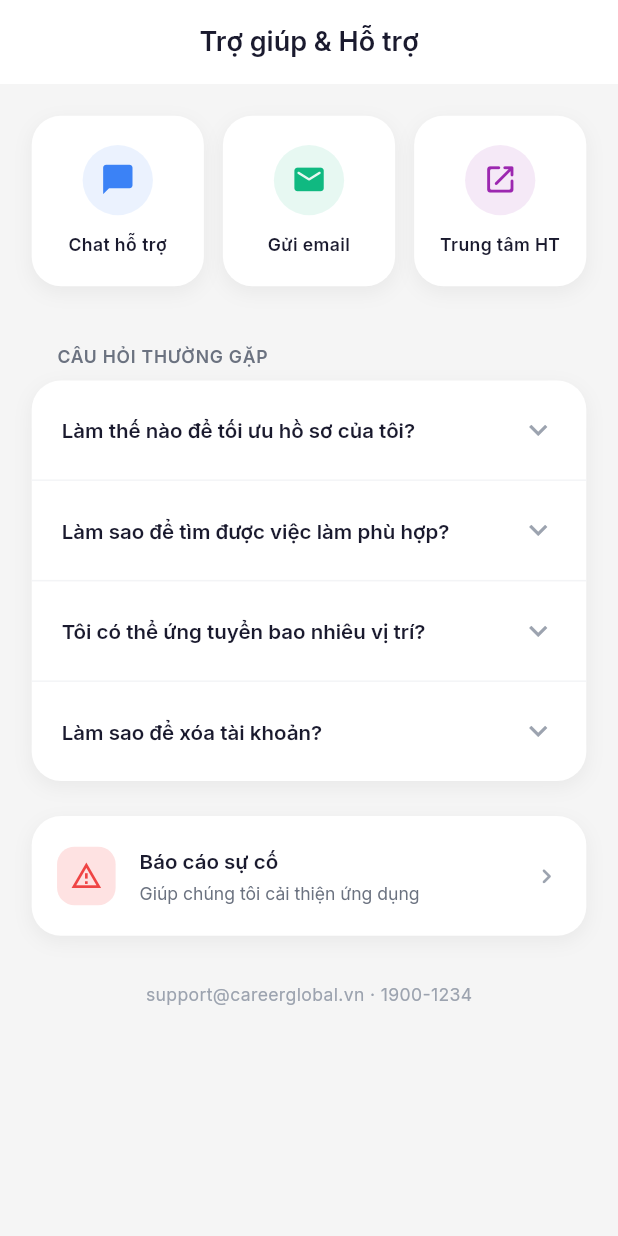
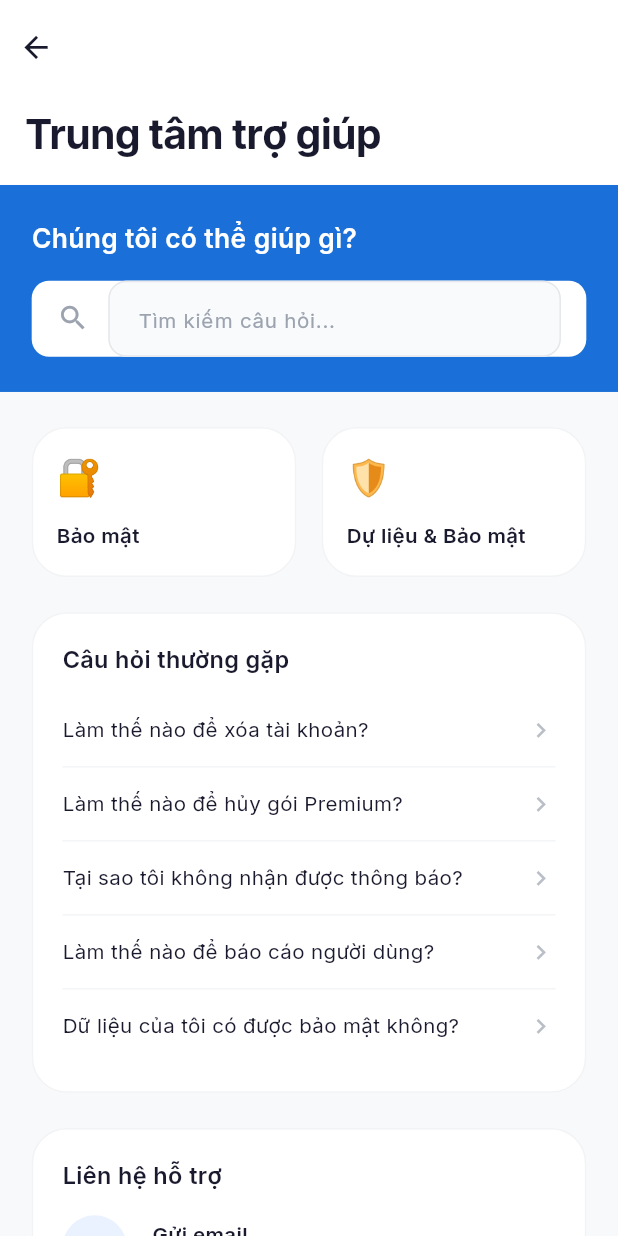
Before and after one commit to duc2251220120-hash/Tuog-tac-nguoi-may, a Flutter app: the HelpSupportScreen screen opened by its route, on a phone screen of 412 x 824 dp. Run offline on Flutter 3.47's test engine with Material 3 defaults, Android fonts, the phone set to English and light mode, and no system bars; our stand-ins replace fl_chart, flutter_screenutil, go_router, google_fonts, pin_code_fields, smooth_page_indicator.

Commit message:
UI: Redesign Help Support screen and fix edge-to-edge layout

```diff
--- a/lib/features/settings/presentation/screens/help_support_screen.dart
+++ b/lib/features/settings/presentation/screens/help_support_screen.dart
@@ -3,8 +3,7 @@ import 'package:flutter_screenutil/flutter_screenutil.dart';
 import '../../../../core/constants/app_colors.dart';
 import '../../../../core/constants/app_text_styles.dart';
 import '../../../../core/constants/app_dimensions.dart';
-import '../widgets/settings_card.dart';
-import '../widgets/settings_tile.dart';
+import 'data_security_screen.dart';
 
 class HelpSupportScreen extends StatelessWidget {
   const HelpSupportScreen({super.key});
@@ -12,94 +11,233 @@ class HelpSupportScreen extends StatelessWidget {
   @override
   Widget build(BuildContext context) {
     return Scaffold(
-      backgroundColor: AppColors.background,
-      appBar: AppBar(
-        title: const Text('Trợ giúp & Hỗ trợ'),
-        backgroundColor: AppColors.white,
-        elevation: 0,
-        foregroundColor: AppColors.textPrimary,
-      ),
-      body: ListView(
-        padding: EdgeInsets.all(AppDimensions.screenPaddingH),
+      backgroundColor: const Color(0xFFF8F9FA),
+      body: Column(
         children: [
-          Row(
-            children: [
-              _buildSupportAction(Icons.chat_bubble_rounded, 'Chat hỗ trợ', AppColors.info),
-              SizedBox(width: 12.w),
-              _buildSupportAction(Icons.email_rounded, 'Gửi email', AppColors.success),
-              SizedBox(width: 12.w),
-              _buildSupportAction(Icons.open_in_new_rounded, 'Trung tâm HT', Colors.purple),
-            ],
+          SafeArea(
+            bottom: false,
+            left: false,
+            right: false,
+            child: _buildCustomAppBar(context),
           ),
-          SizedBox(height: 24.h),
-          SettingsCard(
-            title: 'Câu hỏi thường gặp',
-            children: [
-              _buildFaqTile(context, 'Làm thế nào để tối ưu hồ sơ của tôi?', 'Chắc chắn rằng bạn đã điền đầy đủ các thông tin quan trọng như kinh nghiệm làm việc, học vấn và kỹ năng kỹ thuật. Thêm ảnh đại diện chuyên nghiệp cũng giúp hồ sơ của bạn nổi bật hơn.'),
-              const Divider(height: 1),
-              _buildFaqTile(context, 'Làm sao để tìm được việc làm phù hợp?', 'Sử dụng các bộ lọc như mức lương, địa điểm, và loại hình công việc trong trang Tìm kiếm. Bạn cũng có thể dùng tính năng AI Matching để nhận gọi ý việc làm.'),
-              const Divider(height: 1),
-              _buildFaqTile(context, 'Tôi có thể ứng tuyển bao nhiêu vị trí?', 'Career Global không giới hạn số lượng công việc bạn có thể ứng tuyển. Hãy nộp đơn vào những vị trí phù hợp nhất với mục tiêu nghề nghiệp của bạn.'),
-              const Divider(height: 1),
-              _buildFaqTile(context, 'Làm sao để xóa tài khoản?', 'Bạn có thể xóa tài khoản trong phần Cài đặt > Dữ liệu & Bảo mật > Xóa tài khoản. Lưu ý, hành động này không thể hoàn tác.'),
-            ],
-          ),
-          SizedBox(height: 24.h),
-          SettingsCard(
-            children: [
-              SettingsTile(
-                icon: Icons.report_problem_outlined,
-                iconColor: AppColors.error,
-                iconBgColor: AppColors.errorLight,
-                title: 'Báo cáo sự cố',
-                subtitle: 'Giúp chúng tôi cải thiện ứng dụng',
-                onTap: () {},
-              ),
-            ],
-          ),
-          SizedBox(height: 32.h),
-          Center(
-            child: Text(
-              'support@careerglobal.vn · 1900-1234',
-              style: AppTextStyles.caption.copyWith(color: AppColors.textHint),
+          Expanded(
+            child: ListView(
+              padding: EdgeInsets.zero,
+              children: [
+                _buildBlueSearchHeader(),
+                SizedBox(height: 24.h),
+                _buildQuickLinks(context),
+                SizedBox(height: 24.h),
+                _buildFaqSection(),
+                SizedBox(height: 24.h),
+                _buildContactSection(),
+                SizedBox(height: 40.h),
+              ],
             ),
           ),
-          SizedBox(height: 40.h),
         ],
       ),
     );
   }
 
-  Widget _buildSupportAction(IconData icon, String label, Color color) {
+  Widget _buildCustomAppBar(BuildContext context) {
+    return Container(
+      width: double.infinity,
+      color: AppColors.white,
+      padding: EdgeInsets.fromLTRB(0, 8.h, 16.w, 8.h),
+      child: Column(
+        crossAxisAlignment: CrossAxisAlignment.start,
+        children: [
+          IconButton(
+            onPressed: () => Navigator.pop(context),
+            icon: Icon(Icons.arrow_back, color: AppColors.textPrimary, size: 24.r),
+            padding: EdgeInsets.zero,
+            constraints: const BoxConstraints(),
+          ),
+          SizedBox(height: 16.h),
+          Padding(
+            padding: EdgeInsets.only(left: 16.w),
+            child: Text(
+              'Trung tâm trợ giúp',
+              style: AppTextStyles.h1.copyWith(fontSize: 28.sp),
+            ),
+          ),
+          SizedBox(height: 8.h),
+        ],
+      ),
+    );
+  }
+
+  Widget _buildBlueSearchHeader() {
+    return Container(
+      width: double.infinity,
+      padding: EdgeInsets.symmetric(horizontal: 20.w, vertical: 24.h),
+      decoration: const BoxDecoration(
+        color: AppColors.primary,
+      ),
+      child: Column(
+        crossAxisAlignment: CrossAxisAlignment.start,
+        children: [
+          Text(
+            'Chúng tôi có thể giúp gì?',
+            style: AppTextStyles.h3.copyWith(color: AppColors.white),
+          ),
+          SizedBox(height: 16.h),
+          Container(
+            height: 52.h,
+            decoration: BoxDecoration(
+              color: AppColors.white,
+              borderRadius: BorderRadius.circular(12.r),
+            ),
+            padding: EdgeInsets.symmetric(horizontal: 16.w),
+            child: Row(
+              children: [
+                Icon(Icons.search, color: AppColors.textHint, size: 22.r),
+                SizedBox(width: 12.w),
+                Expanded(
+                  child: TextField(
+                    decoration: InputDecoration(
+                      hintText: 'Tìm kiếm câu hỏi...',
+                      hintStyle: AppTextStyles.hint,
+                      border: InputBorder.none,
+                      isDense: true,
+                    ),
+                  ),
+                ),
+              ],
+            ),
+          ),
+        ],
+      ),
+    );
+  }
+
+  Widget _buildQuickLinks(BuildContext context) {
+    return Padding(
+      padding: EdgeInsets.symmetric(horizontal: 20.w),
+      child: Row(
+        children: [
+          _buildQuickLinkCard('🔐', 'Bảo mật', onTap: () {}),
+          SizedBox(width: 16.w),
+          _buildQuickLinkCard(
+            '🛡️',
+            'Dự liệu & Bảo mật',
+            onTap: () {
+              Navigator.push(
+                context,
+                MaterialPageRoute(builder: (context) => DataSecurityScreen()),
+              );
+            },
+          ),
+        ],
+      ),
+    );
+  }
+
+  Widget _buildQuickLinkCard(String emoji, String title, {VoidCallback? onTap}) {
     return Expanded(
+      child: GestureDetector(
+        onTap: onTap,
+        child: Container(
+          padding: EdgeInsets.all(16.r),
+          decoration: BoxDecoration(
+            color: AppColors.white,
+            borderRadius: BorderRadius.circular(24.r),
+            border: Border.all(color: AppColors.border.withValues(alpha: 0.5)),
+          ),
+          child: Column(
+            crossAxisAlignment: CrossAxisAlignment.start,
+            children: [
+              Text(emoji, style: TextStyle(fontSize: 24.sp)),
+              SizedBox(height: 12.h),
+              Text(
+                title,
+                style: AppTextStyles.bodyMediumBold,
+              ),
+            ],
+          ),
+        ),
+      ),
+    );
+  }
+
+  Widget _buildFaqSection() {
+    return Padding(
+      padding: EdgeInsets.symmetric(horizontal: 20.w),
       child: Container(
-        padding: EdgeInsets.symmetric(vertical: 20.h),
         decoration: BoxDecoration(
           color: AppColors.white,
-          borderRadius: BorderRadius.circular(20.r),
-          boxShadow: [
-            BoxShadow(
-              color: AppColors.shadow.withValues(alpha: 0.05),
-              blurRadius: 10,
-              offset: const Offset(0, 4),
-            ),
+          borderRadius: BorderRadius.circular(24.r),
+          border: Border.all(color: AppColors.border.withValues(alpha: 0.5)),
+        ),
+        padding: EdgeInsets.all(20.r),
+        child: Column(
+          crossAxisAlignment: CrossAxisAlignment.start,
+          children: [
+            Text('Câu hỏi thường gặp', style: AppTextStyles.h4),
+            SizedBox(height: 12.h),
+            _buildFaqItem('Làm thế nào để xóa tài khoản?'),
+            _buildFaqItem('Làm thế nào để hủy gói Premium?'),
+            _buildFaqItem('Tại sao tôi không nhận được thông báo?'),
+            _buildFaqItem('Làm thế nào để báo cáo người dùng?'),
+            _buildFaqItem('Dữ liệu của tôi có được bảo mật không?', isLast: true),
           ],
         ),
+      ),
+    );
+  }
+
+  Widget _buildFaqItem(String question, {bool isLast = false}) {
+    return Column(
+      children: [
+        Padding(
+          padding: EdgeInsets.symmetric(vertical: 14.h),
+          child: Row(
+            children: [
+              Expanded(
+                child: Text(
+                  question,
+                  style: AppTextStyles.bodyMedium,
+                ),
+              ),
+              Icon(Icons.chevron_right, color: AppColors.textHint.withValues(alpha: 0.7), size: 20.r),
+            ],
+          ),
+        ),
+        if (!isLast) Divider(color: AppColors.divider, height: 1),
+      ],
+    );
+  }
+
+  Widget _buildContactSection() {
+    return Padding(
+      padding: EdgeInsets.symmetric(horizontal: 20.w),
+      child: Container(
+        decoration: BoxDecoration(
+          color: AppColors.white,
+          borderRadius: BorderRadius.circular(24.r),
+          border: Border.all(color: AppColors.border.withValues(alpha: 0.5)),
+        ),
+        padding: EdgeInsets.all(20.r),
         child: Column(
+          crossAxisAlignment: CrossAxisAlignment.start,
           children: [
-            Container(
-              padding: EdgeInsets.all(12.r),
-              decoration: BoxDecoration(
-                color: color.withValues(alpha: 0.1),
-                shape: BoxShape.circle,
-              ),
-              child: Icon(icon, color: color, size: 24.r),
+            Text('Liên hệ hỗ trợ', style: AppTextStyles.h4),
+            SizedBox(height: 16.h),
+            _buildContactItem(
+              icon: Icons.email_outlined,
+              iconColor: const Color(0xFF1B6FD8),
+              bgColor: const Color(0xFFEBF2FF),
+              title: 'Gửi email',
+              subtitle: 'support@careerglobal.vn',
             ),
-            SizedBox(height: 12.h),
-            Text(
-              label,
-              style: AppTextStyles.captionBold.copyWith(color: AppColors.textPrimary),
-              textAlign: TextAlign.center,
+            SizedBox(height: 16.h),
+            _buildContactItem(
+              icon: Icons.language_outlined,
+              iconColor: const Color(0xFF10B981),
+              bgColor: const Color(0xFFD1FAE5),
+              title: 'Cổng trợ giúp',
+              subtitle: 'help.careerglobal.vn',
             ),
           ],
         ),
@@ -107,18 +245,36 @@ class HelpSupportScreen extends StatelessWidget {
     );
   }
 
-  Widget _buildFaqTile(BuildContext context, String question, String answer) {
-    return Theme(
-      data: Theme.of(context).copyWith(dividerColor: Colors.transparent),
-      child: ExpansionTile(
-        title: Text(question, style: AppTextStyles.bodyMediumBold),
-        iconColor: AppColors.primary,
-        collapsedIconColor: AppColors.textHint,
-        childrenPadding: EdgeInsets.only(left: 16.w, right: 16.w, bottom: 16.h),
-        children: [
-          Text(answer, style: AppTextStyles.bodySmall.copyWith(color: AppColors.textSecondary, height: 1.5)),
-        ],
-      ),
+  Widget _buildContactItem({
+    required IconData icon,
+    required Color iconColor,
+    required Color bgColor,
+    required String title,
+    required String subtitle,
+  }) {
+    return Row(
+      children: [
+        Container(
+          width: 44.r,
+          height: 44.r,
+          decoration: BoxDecoration(
+            color: bgColor,
+            shape: BoxShape.circle,
+          ),
+          child: Icon(icon, color: iconColor, size: 22.r),
+        ),
+        SizedBox(width: 16.w),
+        Column(
+          crossAxisAlignment: CrossAxisAlignment.start,
+          children: [
+            Text(title, style: AppTextStyles.bodyMediumBold),
+            Text(
+              subtitle,
+              style: AppTextStyles.caption.copyWith(color: AppColors.textSecondary),
+            ),
+          ],
+        ),
+      ],
     );
   }
 }
```
